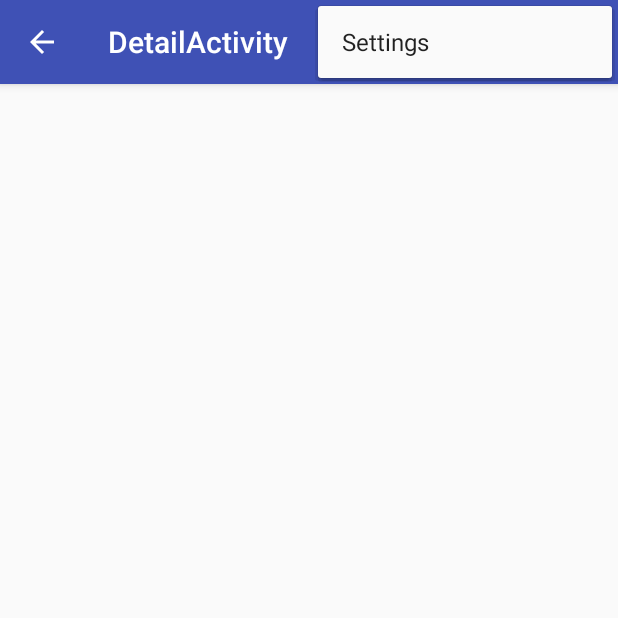
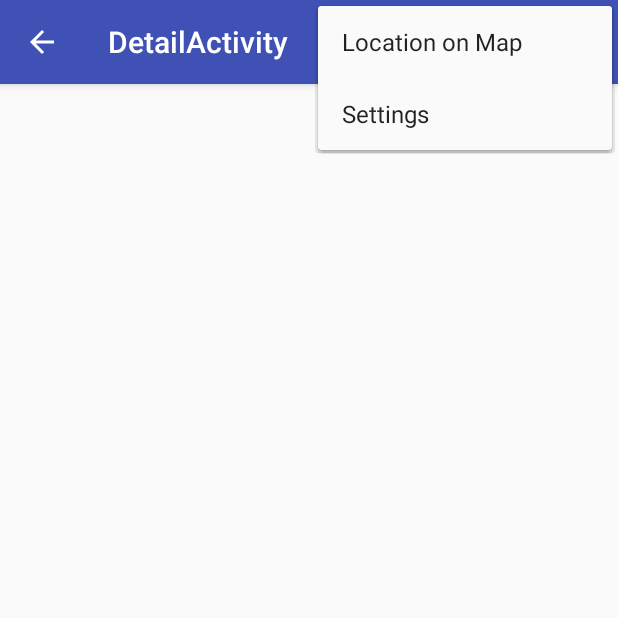
Before and after one commit to th3snehasish/Sunshine, an Android app: the screen it shows after launch (DetailActivity), with the options menu open, on a phone screen of 412 x 824 dp, the top half of it. Run offline under Robolectric (Android 15) with nearby library versions, the phone set to English and light mode, and no system bars.

Commit message:
Temperature switching and Location Map Added

```diff
--- a/app/src/main/res/menu/menu_main.xml
+++ b/app/src/main/res/menu/menu_main.xml
@@ -7,4 +7,8 @@
         android:orderInCategory="100"
         android:title="@string/action_settings"
         app:showAsAction="never" />
+    <item
+        android:id="@+id/action_map"
+        android:title="@string/action_map"
+        app:showAsAction="never" />
 </menu>
--- a/app/src/main/res/values/strings.xml
+++ b/app/src/main/res/values/strings.xml
@@ -3,6 +3,7 @@
     <string name="action_settings">Settings</string>
     <string name="action_refresh">Refresh</string>
     <string name="action_share">Share</string>
+    <string name="action_map">Location on Map</string>
 
     <string name="title_activity_detail">DetailActivity</string>
     <string name="title_activity_settings">Settings</string>
@@ -31,6 +32,8 @@
         <item>metric</item>
     </string-array>
     <string name="pref_units_key">temp</string>
+    <string name="pref_units_metric">metric</string>
+    <string name="pref_units_imperial">imperial</string>
     <!-- Example settings for Data & Sync -->
     <string name="pref_header_data_sync">Data &amp; sync</string>
 
```
Also changed, not shown: app/src/main/java/com/th3snehasish/sunshine/ForecastFragment.java (+10 -0 lines), app/src/main/java/com/th3snehasish/sunshine/MainActivity.java (+25 -0 lines).
